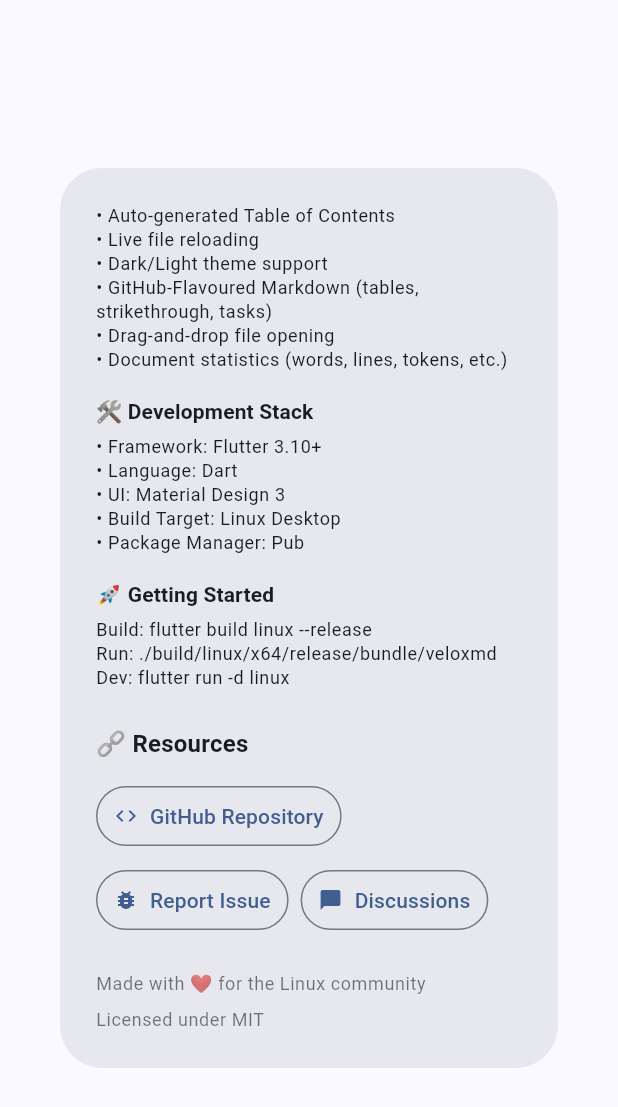
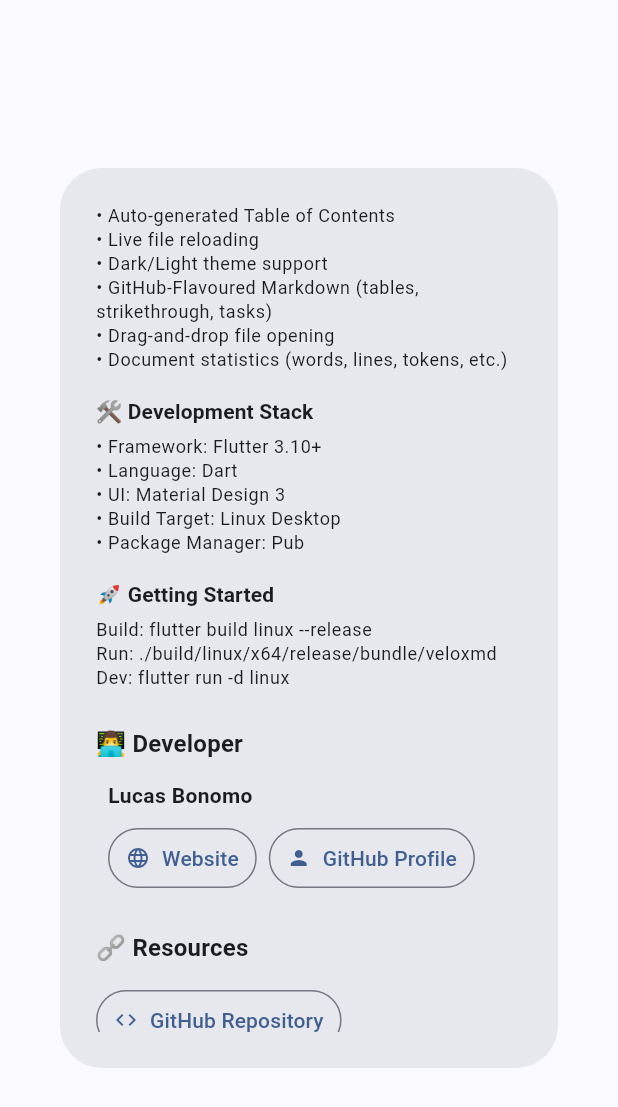
Before and after one commit to lbonomo/VeloxMD, a Flutter app: the VeloxAboutDialog widget shown alone on an empty page, opened directly, scrolled down 280 dp, on a phone screen of 412 x 824 dp. Shown: the top 1107 px of the screen. Run offline on Flutter 3.47's test engine with Material 3 defaults, Android fonts, the phone set to English and light mode, and no system bars; our stand-ins replace file_picker, flutter_markdown, google_fonts, shared_preferences; missing offline and left inert: desktop_drop, markdown, window_manager; accounts and stored records are empty; statements that could not run were skipped.

Commit message:
feat: Add developer information to About dialog
- Added developer section with Lucas Bonomo details
- Included links to personal website (lucasbonomo.com)
- Added GitHub profile link
- Website and GitHub links are clickable
- Professional attribution section
- Build succeeds ✓

Co-authored-by: Copilot <223556219+Copilot@users.noreply.github.com>

```diff
--- a/lib/dialogs/about_dialog.dart
+++ b/lib/dialogs/about_dialog.dart
@@ -8,6 +8,9 @@ class VeloxAboutDialog extends StatelessWidget {
   static const String repositoryUrl = 'https://github.com/lbonomo/VeloxMD';
   static const String issuesUrl = '$repositoryUrl/issues';
   static const String discussionsUrl = '$repositoryUrl/discussions';
+  static const String developerName = 'Lucas Bonomo';
+  static const String developerWebsite = 'https://lucasbonomo.com';
+  static const String developerGithub = 'https://github.com/lbonomo';
 
   Future<void> _launchUrl(String url) async {
     if (!await launchUrl(Uri.parse(url),
@@ -104,6 +107,49 @@ class VeloxAboutDialog extends StatelessWidget {
                     'Run: ./build/linux/x64/release/bundle/veloxmd\n'
                     'Dev: flutter run -d linux',
                 theme: theme,
+              ),
+              const SizedBox(height: 24),
+
+              // Developer Section
+              Text(
+                '👨‍💻 Developer',
+                style: theme.textTheme.titleMedium?.copyWith(
+                  fontWeight: FontWeight.bold,
+                ),
+              ),
+              const SizedBox(height: 12),
+              Padding(
+                padding: const EdgeInsets.symmetric(horizontal: 8),
+                child: Column(
+                  crossAxisAlignment: CrossAxisAlignment.start,
+                  children: [
+                    Text(
+                      developerName,
+                      style: theme.textTheme.bodyMedium?.copyWith(
+                        fontWeight: FontWeight.w600,
+                      ),
+                    ),
+                    const SizedBox(height: 8),
+                    Wrap(
+                      spacing: 8,
+                      runSpacing: 8,
+                      children: [
+                        _LinkButton(
+                          label: 'Website',
+                          icon: Icons.language,
+                          onPressed: () => _launchUrl(developerWebsite),
+                          theme: theme,
+                        ),
+                        _LinkButton(
+                          label: 'GitHub Profile',
+                          icon: Icons.person,
+                          onPressed: () => _launchUrl(developerGithub),
+                          theme: theme,
+                        ),
+                      ],
+                    ),
+                  ],
+                ),
               ),
               const SizedBox(height: 24),
 
```
